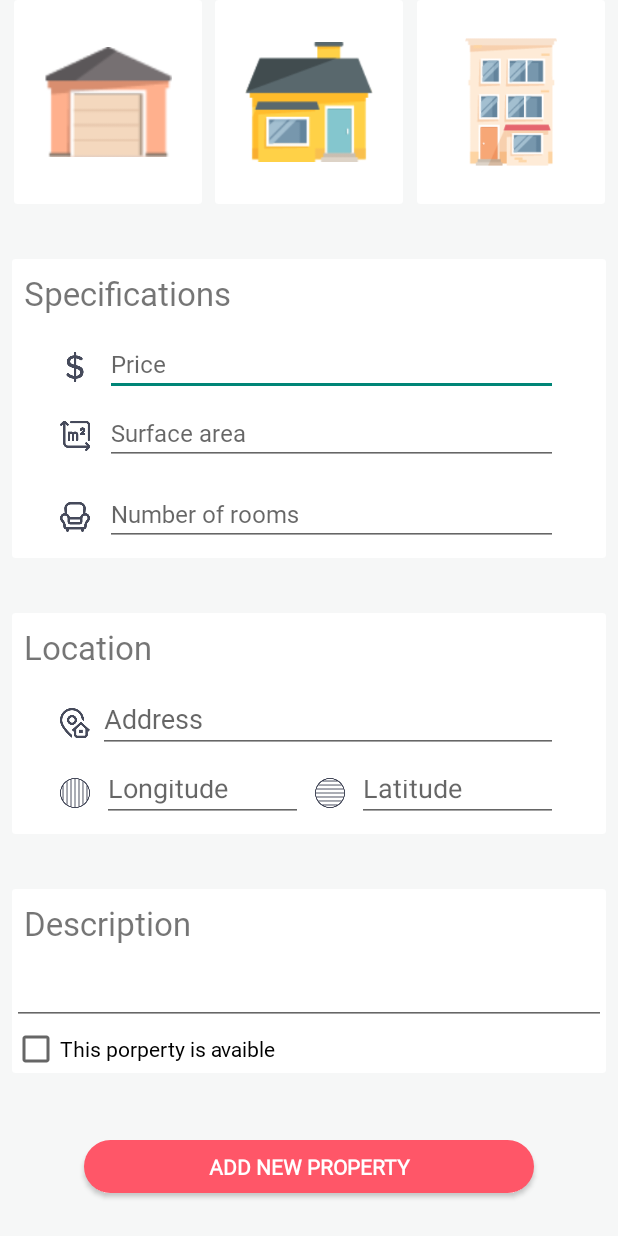
After one commit to Zenibaa57/MyRealEstate, an Android app: the layout property_details.xml on its own in the app's theme, with its tools: preview values and no code run, on a phone screen of 412 x 824 dp. The commit adds this screen. Run offline under Robolectric (Android 15) with nearby library versions, the phone set to English and light mode, and no system bars.

Commit message:
Add property view

```diff
--- a/app/src/main/java/com/example/myrealestate/adapter/PropertyAdapter.java
+++ b/app/src/main/java/com/example/myrealestate/adapter/PropertyAdapter.java
@@ -1,6 +1,5 @@
 package com.example.myrealestate.adapter;
 
-import android.content.Intent;
 import android.view.LayoutInflater;
 import android.view.View;
 import android.view.ViewGroup;
@@ -35,7 +34,7 @@ public class PropertyAdapter extends RecyclerView.Adapter<PropertyAdapter.Proper
             super(itemView);
             placeName = itemView.findViewById(R.id.placeName);
             placeLocation = itemView.findViewById(R.id.placeLocation);
-            house = itemView.findViewById(R.id.house);
+            house = itemView.findViewById(R.id.garage);
         }
 
         public void updateViewHolder(final Property properties) {
--- /dev/null
+++ b/app/src/main/res/color/card_selector.xml
@@ -0,0 +1,12 @@
+<?xml version="1.0" encoding="utf-8"?>
+<selector xmlns:android="http://schemas.android.com/apk/res/android" >
+
+    <item
+        android:color="@color/light_grey"
+        android:state_selected="true"></item>
+
+    <item
+        android:color="#FFFFFF"
+        android:state_selected="false"></item>
+
+</selector>
--- a/app/src/main/res/drawable-hdpi/rounded_rectangle.xml
+++ b/app/src/main/res/drawable-hdpi/rounded_rectangle.xml
@@ -14,9 +14,9 @@
 
     <!-- Control the radius of each corners -->
     <corners
-        android:topLeftRadius="15dp"
-        android:topRightRadius="15dp"
-        android:bottomRightRadius="15dp"
-        android:bottomLeftRadius="15dp" />
+        android:topLeftRadius="50dp"
+        android:topRightRadius="50dp"
+        android:bottomRightRadius="50dp"
+        android:bottomLeftRadius="50dp" />
 
 </shape>
--- a/app/src/main/res/layout/place_recyclerview.xml
+++ b/app/src/main/res/layout/place_recyclerview.xml
@@ -8,7 +8,7 @@
     android:layout_marginBottom="10dp">
 
     <ImageView
-        android:id="@+id/house"
+        android:id="@+id/garage"
         android:layout_width="122dp"
         android:layout_height="100dp"
         android:layout_marginStart="16dp"
@@ -28,7 +28,7 @@
         android:text="Villa Sherbrook Forest,"
         android:textSize="18sp"
         android:textStyle="bold"
-        app:layout_constraintStart_toEndOf="@id/house"
+        app:layout_constraintStart_toEndOf="@id/garage"
         app:layout_constraintTop_toTopOf="parent" />
 
     <TextView
@@ -49,7 +49,7 @@
         android:layout_marginBottom="32dp"
         app:layout_constraintBottom_toBottomOf="parent"
         app:layout_constraintEnd_toStartOf="@id/placeLocation"
-        app:layout_constraintStart_toEndOf="@id/house"
+        app:layout_constraintStart_toEndOf="@id/garage"
         app:srcCompat="@drawable/location" />
 
 </androidx.constraintlayout.widget.ConstraintLayout>
--- /dev/null
+++ b/app/src/main/res/layout/property_details.xml
@@ -0,0 +1,389 @@
+<?xml version="1.0" encoding="utf-8"?>
+<androidx.constraintlayout.widget.ConstraintLayout
+    xmlns:android="http://schemas.android.com/apk/res/android"
+    xmlns:app="http://schemas.android.com/apk/res-auto"
+    xmlns:tools="http://schemas.android.com/tools"
+    android:layout_width="match_parent"
+    android:background="@color/light_grey"
+    android:layout_height="match_parent">
+
+    <androidx.cardview.widget.CardView
+        android:id="@+id/cardGarage"
+        android:layout_width="wrap_content"
+        android:layout_height="wrap_content"
+        android:background="@drawable/rounded_rectangle"
+        app:cardBackgroundColor="@color/card_selector"
+        app:cardElevation="0dp"
+        app:cardMaxElevation="0dp"
+        app:layout_constraintEnd_toStartOf="@id/cardHouse"
+        app:layout_constraintHorizontal_chainStyle="spread"
+        app:layout_constraintStart_toStartOf="parent"
+        app:layout_constraintTop_toTopOf="parent"
+        app:layout_constraintVertical_chainStyle="spread">
+
+        <ImageView
+            android:id="@+id/garage"
+            android:layout_width="85dp"
+            android:layout_height="85dp"
+            android:layout_marginStart="20dp"
+            android:layout_marginTop="25dp"
+            android:layout_marginEnd="20dp"
+            android:layout_marginBottom="25dp"
+            app:srcCompat="@drawable/garage" />
+    </androidx.cardview.widget.CardView>
+
+    <androidx.cardview.widget.CardView
+        android:id="@+id/cardHouse"
+        android:layout_width="wrap_content"
+        android:layout_height="wrap_content"
+        android:background="@drawable/rounded_rectangle"
+        app:cardBackgroundColor="@color/card_selector"
+        app:cardElevation="0dp"
+        app:cardMaxElevation="0dp"
+        app:layout_constraintEnd_toStartOf="@id/cardBuilding"
+        app:layout_constraintStart_toEndOf="@id/cardGarage"
+        app:layout_constraintTop_toTopOf="parent">
+
+        <ImageView
+            android:id="@+id/house"
+            android:layout_width="85dp"
+            android:layout_height="85dp"
+            android:layout_marginStart="20dp"
+            android:layout_marginTop="25dp"
+            android:layout_marginEnd="20dp"
+            android:layout_marginBottom="25dp"
+            app:srcCompat="@drawable/house" />
+    </androidx.cardview.widget.CardView>
+
+    <androidx.cardview.widget.CardView
+        android:id="@+id/cardBuilding"
+        android:layout_width="wrap_content"
+        android:layout_height="wrap_content"
+        android:background="@drawable/rounded_rectangle"
+        app:cardBackgroundColor="@color/card_selector"
+        app:cardElevation="0dp"
+        app:cardMaxElevation="0dp"
+        app:layout_constraintEnd_toEndOf="parent"
+        app:layout_constraintStart_toEndOf="@id/cardHouse"
+        app:layout_constraintTop_toTopOf="parent">
+
+        <ImageView
+            android:id="@+id/building"
+            android:layout_width="85dp"
+            android:layout_height="85dp"
+            android:layout_marginStart="20dp"
+            android:layout_marginTop="25dp"
+            android:layout_marginEnd="20dp"
+            android:layout_marginBottom="25dp"
+            app:srcCompat="@drawable/building" />
+    </androidx.cardview.widget.CardView>
+
+    <androidx.cardview.widget.CardView
+        android:id="@+id/cardCaracteristics"
+        android:layout_width="match_parent"
+        android:layout_height="wrap_content"
+        android:layout_marginStart="8dp"
+        android:layout_marginTop="8dp"
+        android:layout_marginEnd="8dp"
+        android:background="@drawable/rounded_rectangle"
+        app:cardElevation="0dp"
+        app:cardMaxElevation="0dp"
+        app:layout_constraintBottom_toTopOf="@id/cardLocation"
+        app:layout_constraintEnd_toEndOf="parent"
+        app:layout_constraintStart_toStartOf="parent"
+        app:layout_constraintTop_toBottomOf="@id/cardHouse">
+
+        <LinearLayout
+            android:id="@+id/specifitcations"
+            android:layout_width="match_parent"
+            android:layout_height="match_parent"
+            android:elevation="0dp"
+            android:orientation="vertical">
+
+            <TextView
+                android:id="@+id/textView"
+                android:layout_width="match_parent"
+                android:layout_height="wrap_content"
+                android:layout_marginStart="8dp"
+                android:layout_marginTop="8dp"
+                android:layout_marginBottom="8dp"
+                android:fontFamily="@font/typo_grotesk_light"
+                android:text="Specifications"
+                android:textSize="22sp" />
+
+            <LinearLayout
+                android:id="@+id/priceLayout"
+                android:layout_width="match_parent"
+                android:layout_height="wrap_content"
+                android:layout_marginStart="32dp"
+                android:layout_marginTop="8dp"
+                android:layout_marginEnd="32dp"
+                android:orientation="horizontal">
+
+                <ImageView
+                    android:id="@+id/imageView4"
+                    android:layout_width="20dp"
+                    android:layout_height="20dp"
+                    android:layout_gravity="center"
+                    android:layout_weight="0"
+                    app:srcCompat="@drawable/dollar" />
+
+                <EditText
+                    android:id="@+id/editTextNumberDecimal2"
+                    android:layout_width="wrap_content"
+                    android:layout_height="38dp"
+                    android:layout_marginStart="10dp"
+                    android:layout_weight="2"
+                    android:ems="10"
+                    android:fontFamily="@font/typo_grotesk"
+                    android:hint="Price"
+                    android:inputType="numberDecimal"
+                    android:textSize="16sp" />
+
+            </LinearLayout>
+
+            <LinearLayout
+                android:id="@+id/areaLayout"
+                android:layout_width="match_parent"
+                android:layout_height="wrap_content"
+                android:layout_marginStart="32dp"
+                android:layout_marginTop="8dp"
+                android:layout_marginEnd="32dp"
+                android:layout_marginBottom="8dp"
+                android:orientation="horizontal">
+
+                <ImageView
+                    android:id="@+id/imageView5"
+                    android:layout_width="20dp"
+                    android:layout_height="20dp"
+                    android:layout_gravity="center"
+                    android:layout_weight="0"
+                    app:srcCompat="@drawable/area" />
+
+                <EditText
+                    android:id="@+id/editTextNumberDecimal"
+                    android:layout_width="wrap_content"
+                    android:layout_height="38dp"
+                    android:layout_marginStart="10dp"
+                    android:layout_weight="2"
+                    android:ems="10"
+                    android:fontFamily="@font/typo_grotesk"
+                    android:hint="Surface area"
+                    android:inputType="numberDecimal"
+                    android:textSize="16sp" />
+
+            </LinearLayout>
+
+            <LinearLayout
+                android:id="@+id/roomLayout"
+                android:layout_width="match_parent"
+                android:layout_height="wrap_content"
+                android:layout_marginStart="32dp"
+                android:layout_marginTop="8dp"
+                android:layout_marginEnd="32dp"
+                android:layout_marginBottom="8dp"
+                android:orientation="horizontal">
+
+                <ImageView
+                    android:id="@+id/imageView6"
+                    android:layout_width="20dp"
+                    android:layout_height="20dp"
+                    android:layout_gravity="center"
+                    android:layout_weight="0"
+                    app:srcCompat="@drawable/room" />
+
+                <EditText
+                    android:id="@+id/editTextNumber2"
+                    android:layout_width="wrap_content"
+                    android:layout_height="38dp"
+                    android:layout_marginStart="10dp"
+                    android:layout_weight="2"
+                    android:ems="10"
+                    android:fontFamily="@font/typo_grotesk"
+                    android:hint="Number of rooms"
+                    android:inputType="number"
+                    android:textSize="16sp" />
+            </LinearLayout>
+
+        </LinearLayout>
+
+    </androidx.cardview.widget.CardView>
+
+    <androidx.cardview.widget.CardView
+        android:id="@+id/cardLocation"
+        android:layout_width="match_parent"
+        android:layout_height="wrap_content"
+        android:layout_marginStart="8dp"
+        android:layout_marginTop="8dp"
+        android:layout_marginEnd="8dp"
+        android:background="@drawable/rounded_rectangle"
+        app:cardElevation="0dp"
+        app:cardMaxElevation="0dp"
+        app:layout_constraintBottom_toTopOf="@id/cardDescription"
+        app:layout_constraintEnd_toEndOf="parent"
+        app:layout_constraintStart_toStartOf="parent"
+        app:layout_constraintTop_toBottomOf="@id/cardCaracteristics">
+
+        <LinearLayout
+            android:layout_width="match_parent"
+            android:layout_height="match_parent"
+            android:orientation="vertical">
+
+            <TextView
+                android:id="@+id/textView2"
+                android:layout_width="wrap_content"
+                android:layout_height="wrap_content"
+                android:layout_marginStart="8dp"
+                android:layout_marginTop="8dp"
+                android:layout_marginBottom="8dp"
+                android:fontFamily="@font/typo_grotesk_light"
+                android:text="Location"
+                android:textSize="22sp" />
+
+            <LinearLayout
+                android:id="@+id/locationLayout"
+                android:layout_width="match_parent"
+                android:layout_height="wrap_content"
+                android:layout_marginStart="32dp"
+                android:layout_marginTop="8dp"
+                android:layout_marginEnd="32dp"
+                android:orientation="horizontal">
+
+                <ImageView
+                    android:id="@+id/imageView7"
+                    android:layout_width="20dp"
+                    android:layout_height="20dp"
+                    android:layout_gravity="center"
+                    android:layout_weight="0"
+                    app:srcCompat="@drawable/address" />
+
+                <EditText
+                    android:id="@+id/editTextTextPersonName"
+                    android:layout_width="wrap_content"
+                    android:layout_height="40dp"
+                    android:layout_marginStart="5dp"
+                    android:layout_weight="2"
+                    android:ems="10"
+                    android:fontFamily="@font/typo_grotesk"
+                    android:hint="Address"
+                    android:inputType="textPersonName" />
+
+            </LinearLayout>
+
+            <LinearLayout
+                android:id="@+id/positionLayout"
+                android:layout_width="match_parent"
+                android:layout_height="wrap_content"
+                android:layout_marginStart="32dp"
+                android:layout_marginTop="8dp"
+                android:layout_marginEnd="32dp"
+                android:layout_marginBottom="8dp"
+                android:orientation="horizontal">
+
+                <ImageView
+                    android:id="@+id/imageView9"
+                    android:layout_width="20dp"
+                    android:layout_height="20dp"
+                    android:layout_gravity="center"
+                    android:layout_weight="0"
+                    app:srcCompat="@drawable/longitude" />
+
+                <EditText
+                    android:id="@+id/editTextNumberDecimal4"
+                    android:layout_width="wrap_content"
+                    android:layout_height="38dp"
+                    android:layout_marginStart="8dp"
+                    android:layout_marginEnd="8dp"
+                    android:layout_weight="2"
+                    android:ems="10"
+                    android:hint="Longitude"
+                    android:inputType="numberDecimal" />
+
+                <ImageView
+                    android:id="@+id/imageView8"
+                    android:layout_width="20dp"
+                    android:layout_height="20dp"
+                    android:layout_gravity="center"
+                    android:layout_weight="0"
+                    app:srcCompat="@drawable/latitude" />
+
+                <EditText
+                    android:id="@+id/editTextNumberDecimal3"
+                    android:layout_width="wrap_content"
+                    android:layout_height="38dp"
+                    android:layout_marginStart="8dp"
+                    android:layout_weight="2"
+                    android:ems="10"
+                    android:hint="Latitude"
+                    android:inputType="numberDecimal" />
+            </LinearLayout>
+
+        </LinearLayout>
+
+    </androidx.cardview.widget.CardView>
+
+    <androidx.cardview.widget.CardView
+        android:id="@+id/cardDescription"
+        android:layout_width="0dp"
+        android:layout_height="wrap_content"
+        android:layout_marginStart="8dp"
+        android:layout_marginTop="8dp"
+        android:layout_marginEnd="8dp"
+        app:cardElevation="0dp"
+        app:cardMaxElevation="0dp"
+        android:background="@drawable/rounded_rectangle"
+        app:layout_constraintEnd_toEndOf="parent"
+        app:layout_constraintStart_toStartOf="parent"
+        app:layout_constraintBottom_toTopOf="@id/button"
+        app:layout_constraintTop_toBottomOf="@id/cardLocation">
+
+        <LinearLayout
+            android:layout_width="match_parent"
+            android:layout_height="match_parent"
+            android:orientation="vertical">
+
+            <TextView
+                android:id="@+id/textView6"
+                android:layout_width="wrap_content"
+                android:layout_height="wrap_content"
+                android:layout_marginStart="8dp"
+                android:layout_marginTop="8dp"
+                android:layout_marginBottom="8dp"
+                android:fontFamily="@font/typo_grotesk_light"
+                android:text="Description"
+                android:textSize="22sp" />
+
+            <EditText
+                android:id="@+id/editTextTextMultiLine"
+                android:layout_width="match_parent"
+                android:layout_height="wrap_content"
+                android:ems="10"
+                android:fontFamily="@font/typo_grotesk"
+                android:gravity="start|top"
+                android:inputType="textMultiLine" />
+
+            <CheckBox
+                android:id="@+id/checkBox"
+                android:layout_width="match_parent"
+                android:layout_height="wrap_content"
+                android:fontFamily="@font/typo_grotesk_light"
+                android:text="This porperty is avaible " />
+        </LinearLayout>
+
+    </androidx.cardview.widget.CardView>
+
+    <Button
+        android:id="@+id/button"
+        android:layout_width="wrap_content"
+        android:layout_height="35dp"
+        android:layout_marginTop="16dp"
+        android:background="@drawable/rounded_button"
+        android:fontFamily="@font/typo_grotesk"
+        android:text="ADD NEW PROPERTY"
+        android:textColor="#FFFFFF"
+        android:textStyle="bold"
+        app:layout_constraintBottom_toBottomOf="parent"
+        app:layout_constraintEnd_toEndOf="parent"
+        app:layout_constraintStart_toStartOf="parent"
+        app:layout_constraintTop_toBottomOf="@id/cardDescription" />
+</androidx.constraintlayout.widget.ConstraintLayout>
--- a/app/src/main/res/layout/real_estate_list.xml
+++ b/app/src/main/res/layout/real_estate_list.xml
@@ -8,7 +8,7 @@
     android:layout_height="match_parent">
 
     <ImageView
-        android:id="@+id/house"
+        android:id="@+id/garage"
         android:layout_width="0dp"
         android:layout_height="wrap_content"
         app:layout_constraintBottom_toTopOf="@id/hello"
@@ -30,7 +30,7 @@
         android:textStyle="bold"
         app:layout_constraintBottom_toTopOf="@id/what"
         app:layout_constraintStart_toStartOf="parent"
-        app:layout_constraintTop_toBottomOf="@id/house" />
+        app:layout_constraintTop_toBottomOf="@id/garage" />
 
     <TextView
         android:id="@+id/what"
```
Also changed, not shown: app/src/main/res/drawable/address.png (added), app/src/main/res/drawable/building.png (added), app/src/main/res/drawable/garage.png (added), app/src/main/res/drawable/latitude.png (added), app/src/main/res/drawable/longitude.png (added).
